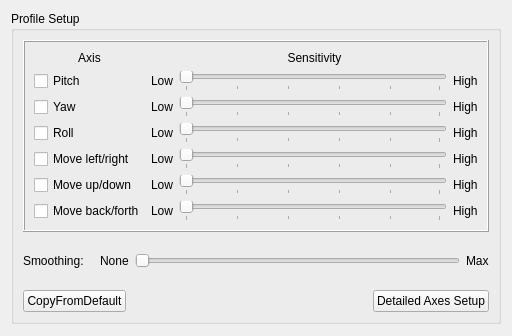
Old version of the form src/qt_gui/profile_setup.ui in the repository mavak/linux-track.
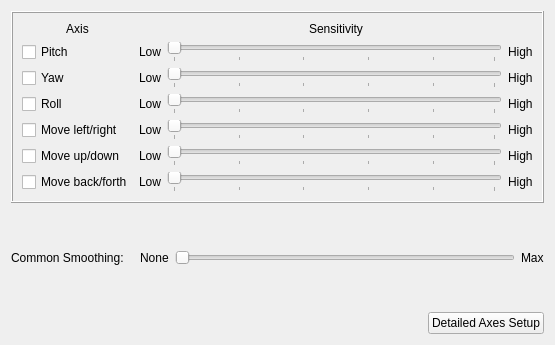
New version of the form.

Commit message: Continued push against the trunk merge. Profile import export added. Profile name and model name are now sanitized to avoid pref corruption.

Diff of the .ui file:
```diff
--- a/src/qt_gui/profile_setup.ui
+++ b/src/qt_gui/profile_setup.ui
@@ -6,8 +6,8 @@
    <rect>
     <x>0</x>
     <y>0</y>
-    <width>512</width>
-    <height>336</height>
+    <width>555</width>
+    <height>345</height>
    </rect>
   </property>
   <property name="sizePolicy">
@@ -19,12 +19,6 @@
   <property name="windowTitle">
    <string>Form</string>
   </property>
-  <layout class="QVBoxLayout" name="verticalLayout_2">
-   <item>
-    <widget class="QGroupBox" name="groupBox">
-     <property name="title">
-      <string>Profile Setup</string>
-     </property>
      <layout class="QVBoxLayout" name="verticalLayout">
       <item>
        <widget class="QFrame" name="gridFrame">
@@ -297,7 +291,7 @@
         <item>
          <widget class="QLabel" name="label_17">
           <property name="text">
-           <string>Smoothing:</string>
+        <string>Common Smoothing:</string>
           </property>
          </widget>
         </item>
@@ -342,13 +336,6 @@
       </item>
       <item>
        <layout class="QHBoxLayout" name="horizontalLayout_8">
-        <item>
-         <widget class="QPushButton" name="CopyFromDefault">
-          <property name="text">
-           <string>CopyFromDefault</string>
-          </property>
-         </widget>
-        </item>
         <item>
          <spacer name="horizontalSpacer_2">
           <property name="orientation">
@@ -370,25 +357,6 @@
          </widget>
         </item>
        </layout>
-      </item>
-     </layout>
-    </widget>
-   </item>
-   <item>
-    <spacer name="verticalSpacer">
-     <property name="orientation">
-      <enum>Qt::Vertical</enum>
-     </property>
-     <property name="sizeType">
-      <enum>QSizePolicy::Maximum</enum>
-     </property>
-     <property name="sizeHint" stdset="0">
-      <size>
-       <width>20</width>
-       <height>1</height>
-      </size>
-     </property>
-    </spacer>
    </item>
   </layout>
  </widget>
```
Lines whose indentation alone changed are shown as unchanged. The commit also changes 31 other files.
